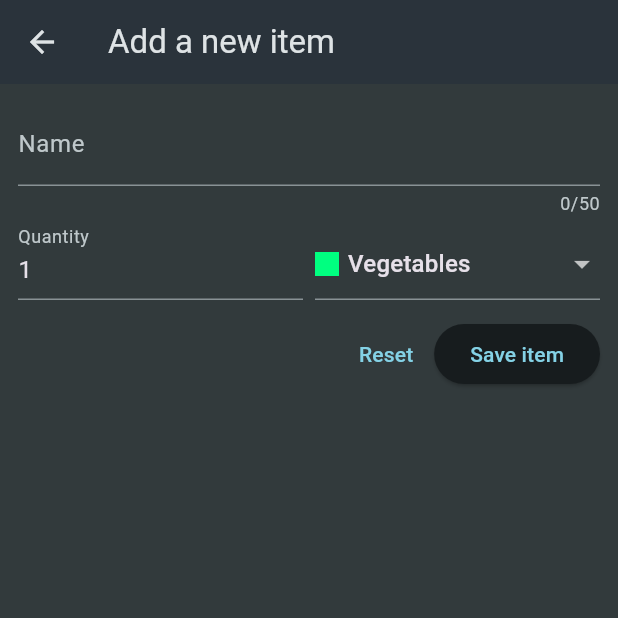
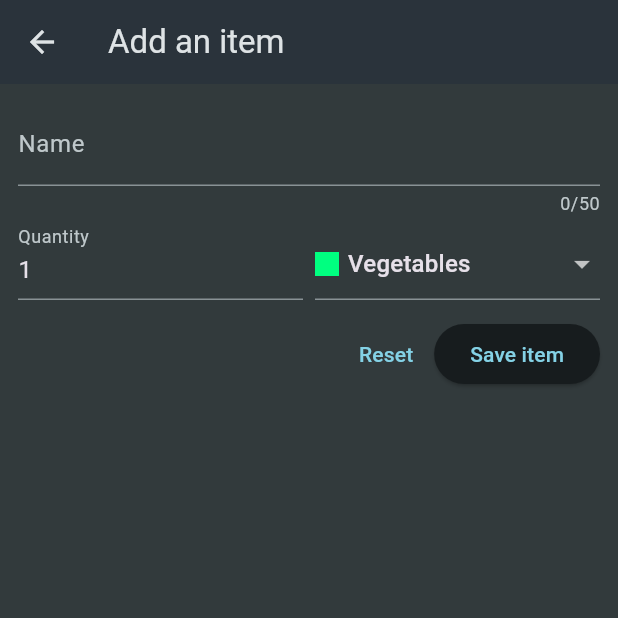
Before and after one commit to vamuigua/REstock, a Flutter app: the screen it shows after launch, after a tap on the "add" icon, on a phone screen of 412 x 824 dp, the top half of it. Run offline on Flutter 3.47's test engine with Material 3 defaults, Android fonts, the phone set to English and light mode, and no system bars.

Commit message:
UI: tweaked styling

```diff
--- a/lib/widget/grocery_list.dart
+++ b/lib/widget/grocery_list.dart
@@ -55,6 +55,8 @@ class _GroceryListState extends State<GroceryList> {
       child: Column(
         mainAxisAlignment: MainAxisAlignment.center,
         children: [
+          Icon(Icons.shopping_bag_outlined, size: 50),
+          SizedBox(height: 2),
           Text(
             'No items found.',
             style: TextStyle(
@@ -102,7 +104,7 @@ class _GroceryListState extends State<GroceryList> {
 
     return Scaffold(
       appBar: AppBar(
-        title: const Text('Your Groceries'),
+        title: const Text('My Grocery List'),
         actions: [
           IconButton(
             onPressed: _addItem,
--- a/lib/widget/new_item.dart
+++ b/lib/widget/new_item.dart
@@ -34,7 +34,7 @@ class _NewItemState extends State<NewItem> {
   Widget build(BuildContext context) {
     return Scaffold(
       appBar: AppBar(
-        title: const Text("Add a new item"),
+        title: const Text("Add an item"),
       ),
       body: Padding(
         padding: const EdgeInsets.all(12.0),
```
